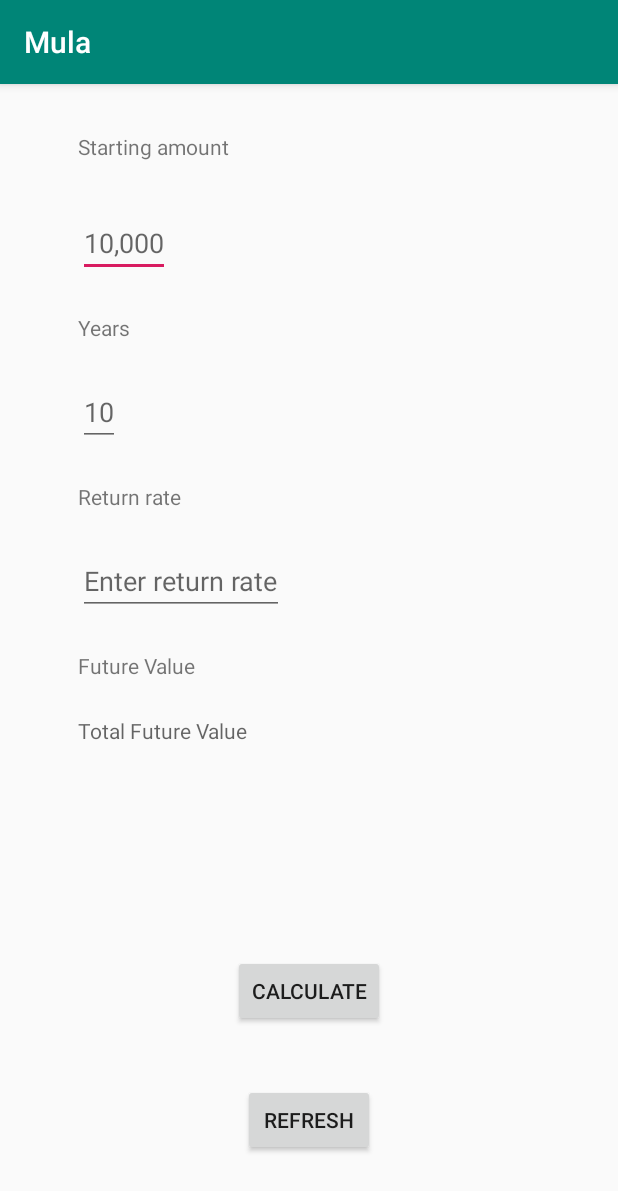
After one commit to ehkn12/financialliteracy, an Android app: the InvestmentCalculatorActivity screen opened directly, with no data from a screen before it, on a phone screen of 412 x 824 dp. The commit adds this screen. Shown: the top 1191 px of the screen. Run offline under Robolectric (Android 15) with nearby library versions, the phone set to English and light mode, and no system bars.

Commit message:
Simple future value calculator
Completed first draft of calculations

```diff
--- a/app/src/main/AndroidManifest.xml
+++ b/app/src/main/AndroidManifest.xml
@@ -9,6 +9,7 @@
         android:roundIcon="@mipmap/ic_launcher_round"
         android:supportsRtl="true"
         android:theme="@style/AppTheme">
+        <activity android:name=".Activities.InvestmentCalculatorActivity"></activity>
         <activity android:name=".Activities.MainActivity">
             <intent-filter>
                 <action android:name="android.intent.action.MAIN" />
--- /dev/null
+++ b/app/src/main/java/com/example/financialliteracy/Activities/InvestmentCalculatorActivity.java
@@ -0,0 +1,76 @@
+package com.example.financialliteracy.Activities;
+
+import android.annotation.SuppressLint;
+import android.os.Bundle;
+import android.view.View;
+import android.widget.Button;
+import android.widget.EditText;
+import android.widget.TextView;
+import android.widget.Toast;
+
+import androidx.annotation.Nullable;
+import androidx.appcompat.app.AppCompatActivity;
+
+import com.example.financialliteracy.R;
+
+public class InvestmentCalculatorActivity extends AppCompatActivity {
+
+    private EditText tvInvestmentAmount;
+    private EditText tvAnnualInterestRate;
+    private EditText tvNumberOfYears;
+    private TextView tvFutureValue;
+    private Button btCompute;
+    private Button btReset;
+
+    private static final String TAG = "InvestmentCalculatorActivity";
+
+    @Override
+    protected void onCreate(@Nullable Bundle savedInstanceState) {
+        super.onCreate(savedInstanceState);
+        setContentView(R.layout.activity_investment_calculator);
+
+        tvInvestmentAmount = findViewById(R.id.tv_StartingAmount);
+        tvNumberOfYears = findViewById(R.id.tv_Years);
+        tvAnnualInterestRate = findViewById(R.id.tv_ReturnRate);
+        tvFutureValue = findViewById(R.id.tv_FutureValue);
+
+
+        btCompute = findViewById(R.id.bt_calculate);
+        btReset = findViewById(R.id.bt_refresh);
+
+        btCompute.setOnClickListener(new View.OnClickListener() {
+            @Override
+            public void onClick(View v) {
+                computeValue();
+            }
+        });
+        btReset.setOnClickListener(new View.OnClickListener() {
+            @Override
+            public void onClick(View v) {
+                resetCalc();
+            }
+        });
+
+    }
+
+    @SuppressLint("DefaultLocale")
+    private void computeValue() {
+        try {
+            double annualInterestRate = Double.parseDouble(String.valueOf(tvAnnualInterestRate.getText()));
+            double monthlyInterestRate = annualInterestRate / 1200.0;
+            int NumberOfYears = Integer.parseInt(String.valueOf(tvNumberOfYears.getText()));
+            double investmentAmount = Double.parseDouble(String.valueOf(tvInvestmentAmount.getText()));
+            double futureValue = investmentAmount * Math.pow(1.0 + monthlyInterestRate, NumberOfYears * 12);
+            tvFutureValue.setText(String.format("%.2f", futureValue));
+        } catch (Exception e) {
+            Toast.makeText(this, "Please enter numeric values", Toast.LENGTH_SHORT).show();
+        }
+    }
+
+    private void resetCalc() {
+        tvInvestmentAmount.setText("");
+        tvAnnualInterestRate.setText("");
+        tvNumberOfYears.setText("");
+        tvFutureValue.setText("");
+    }
+}
--- a/app/src/main/java/com/example/financialliteracy/Activities/MainActivity.java
+++ b/app/src/main/java/com/example/financialliteracy/Activities/MainActivity.java
@@ -2,7 +2,10 @@ package com.example.financialliteracy.Activities;
 
 import androidx.appcompat.app.AppCompatActivity;
 
+import android.content.Intent;
 import android.os.Bundle;
+import android.view.View;
+import android.widget.Button;
 
 import com.example.financialliteracy.R;
 
@@ -13,4 +16,10 @@ public class MainActivity extends AppCompatActivity {
         super.onCreate(savedInstanceState);
         setContentView(R.layout.activity_main);
     }
+
+    public void launchInvestmentCalculatorActivity(View view) {
+
+        Intent intent = new Intent(this, InvestmentCalculatorActivity.class);
+        startActivity(intent);
+    }
 }
--- /dev/null
+++ b/app/src/main/res/layout/activity_investment_calculator.xml
@@ -0,0 +1,124 @@
+<?xml version="1.0" encoding="utf-8"?>
+<androidx.constraintlayout.widget.ConstraintLayout
+    xmlns:android="http://schemas.android.com/apk/res/android"
+    xmlns:app="http://schemas.android.com/apk/res-auto"
+    xmlns:tools="http://schemas.android.com/tools"
+    android:layout_width="match_parent"
+    android:layout_height="match_parent">
+
+
+    <TextView
+        android:id="@+id/titleStartingAmount"
+        android:layout_width="wrap_content"
+        android:layout_height="wrap_content"
+        android:layout_marginStart="52dp"
+        android:layout_marginLeft="52dp"
+        android:layout_marginTop="32dp"
+        android:text="@string/ic_start_amount"
+        app:layout_constraintStart_toStartOf="parent"
+        app:layout_constraintTop_toTopOf="parent" />
+
+    <EditText
+        android:id="@+id/tv_StartingAmount"
+        android:layout_width="wrap_content"
+        android:layout_height="wrap_content"
+        android:layout_marginStart="52dp"
+        android:layout_marginLeft="52dp"
+        android:layout_marginTop="32dp"
+        android:autofillHints=""
+        android:hint="10,000"
+        android:inputType="number"
+        app:layout_constraintStart_toStartOf="parent"
+        app:layout_constraintTop_toBottomOf="@id/titleStartingAmount" />
+
+    <TextView
+        android:id="@+id/titleYears"
+        android:layout_width="wrap_content"
+        android:layout_height="wrap_content"
+        android:layout_marginStart="52dp"
+        android:layout_marginLeft="52dp"
+        android:layout_marginTop="24dp"
+        android:text="@string/ic_years"
+        app:layout_constraintStart_toStartOf="parent"
+        app:layout_constraintTop_toBottomOf="@+id/tv_StartingAmount" />
+
+    <EditText
+        android:id="@+id/tv_Years"
+        android:layout_width="wrap_content"
+        android:layout_height="wrap_content"
+        android:layout_marginStart="52dp"
+        android:layout_marginLeft="52dp"
+        android:layout_marginTop="24dp"
+        android:hint="10"
+        android:inputType="number"
+        app:layout_constraintStart_toStartOf="parent"
+        app:layout_constraintTop_toBottomOf="@+id/titleYears" />
+
+    <TextView
+        android:id="@+id/titleReturnRate"
+        android:layout_width="wrap_content"
+        android:layout_height="wrap_content"
+        android:layout_marginStart="52dp"
+        android:layout_marginLeft="52dp"
+        android:layout_marginTop="24dp"
+        android:text="@string/ic_return_rate"
+        app:layout_constraintStart_toStartOf="parent"
+        app:layout_constraintTop_toBottomOf="@+id/tv_Years" />
+
+    <EditText
+        android:id="@+id/tv_ReturnRate"
+        android:layout_width="wrap_content"
+        android:layout_height="wrap_content"
+        android:layout_marginStart="52dp"
+        android:layout_marginLeft="52dp"
+        android:layout_marginTop="24dp"
+        android:hint="Enter return rate"
+        android:inputType="number"
+        app:layout_constraintStart_toStartOf="parent"
+        app:layout_constraintTop_toBottomOf="@+id/titleReturnRate" />
+
+    <TextView
+        android:id="@+id/titleFutureValue"
+        android:layout_width="wrap_content"
+        android:layout_height="wrap_content"
+        android:layout_marginStart="52dp"
+        android:layout_marginLeft="52dp"
+        android:layout_marginTop="24dp"
+        android:text="@string/ic_contribute"
+        app:layout_constraintStart_toStartOf="parent"
+        app:layout_constraintTop_toBottomOf="@+id/tv_ReturnRate" />
+
+    <TextView
+        android:id="@+id/tv_FutureValue"
+        android:layout_width="wrap_content"
+        android:layout_height="wrap_content"
+        android:layout_marginStart="52dp"
+        android:layout_marginLeft="52dp"
+        android:layout_marginTop="24dp"
+        android:hint="Total Future Value"
+        app:layout_constraintStart_toStartOf="parent"
+        app:layout_constraintTop_toBottomOf="@+id/titleFutureValue" />
+
+    <Button
+        android:id="@+id/bt_calculate"
+        android:layout_width="wrap_content"
+        android:layout_height="wrap_content"
+        android:text="Calculate"
+        app:layout_constraintBottom_toBottomOf="parent"
+        app:layout_constraintEnd_toEndOf="parent"
+        app:layout_constraintStart_toStartOf="parent"
+        app:layout_constraintTop_toBottomOf="@+id/tv_FutureValue" />
+
+    <Button
+        android:id="@+id/bt_refresh"
+        android:layout_width="wrap_content"
+        android:layout_height="wrap_content"
+        android:layout_marginBottom="16dp"
+        android:text="Refresh"
+        app:layout_constraintBottom_toBottomOf="parent"
+        app:layout_constraintEnd_toEndOf="@+id/bt_calculate"
+        app:layout_constraintStart_toStartOf="@+id/bt_calculate"
+        app:layout_constraintTop_toBottomOf="@+id/bt_calculate" />
+
+
+</androidx.constraintlayout.widget.ConstraintLayout>
--- a/app/src/main/res/layout/activity_main.xml
+++ b/app/src/main/res/layout/activity_main.xml
@@ -15,4 +15,15 @@
         app:layout_constraintRight_toRightOf="parent"
         app:layout_constraintTop_toTopOf="parent" />
 
+    <Button
+        android:id="@+id/button"
+        android:layout_width="wrap_content"
+        android:layout_height="wrap_content"
+        android:onClick="launchInvestmentCalculatorActivity"
+        android:text="Button"
+        app:layout_constraintBottom_toBottomOf="parent"
+        app:layout_constraintEnd_toEndOf="parent"
+        app:layout_constraintStart_toStartOf="parent"
+        app:layout_constraintTop_toTopOf="parent" />
+
 </androidx.constraintlayout.widget.ConstraintLayout>
--- a/app/src/main/res/values/strings.xml
+++ b/app/src/main/res/values/strings.xml
@@ -1,3 +1,16 @@
 <resources>
-    <string name="app_name">financialliteracy</string>
+    <string name="app_name">Mula</string>
+    <string name="ic_start_amount">Starting amount</string>
+    <string name="et_start_amount">Enter starting amount</string>
+    <string name="ic_end_amount">End amount</string>
+    <string name="et_end_amount">Enter projected end amount</string>
+    <string name="ic_years">Years</string>
+    <string name="et_years">Enter number of years</string>
+    <string name="ic_return_rate">Return rate</string>
+    <string name="et_return_amount">Enter return percentage</string>
+    <string name="ic_additional_contribution">Additional Contribution</string>
+    <string name="et_additional_contribution">Enter additional contribution</string>
+    <string name="ic_contribute">Future Value</string>
+
+
 </resources>
--- a/build.gradle
+++ b/build.gradle
@@ -7,7 +7,7 @@ buildscript {
 
     }
     dependencies {
-        classpath 'com.android.tools.build:gradle:3.5.1'
+        classpath 'com.android.tools.build:gradle:3.6.1'
 
         // NOTE: Do not place your application dependencies here; they belong
         // in the individual module build.gradle files
```
Also changed, not shown: gradle/wrapper/gradle-wrapper.properties.
